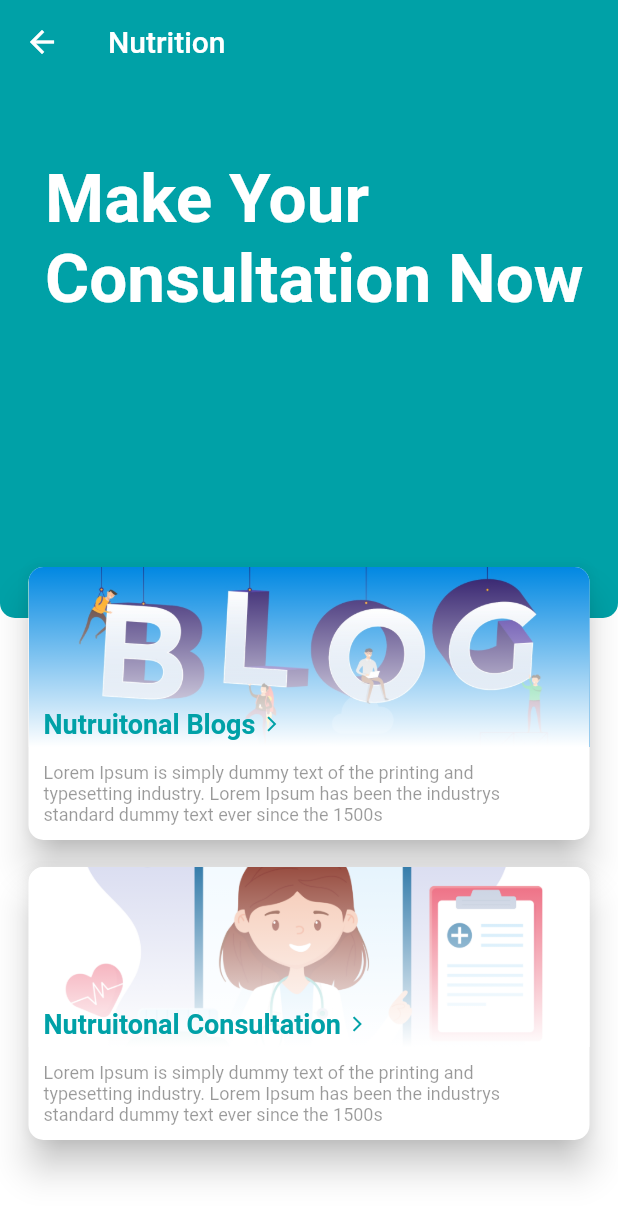
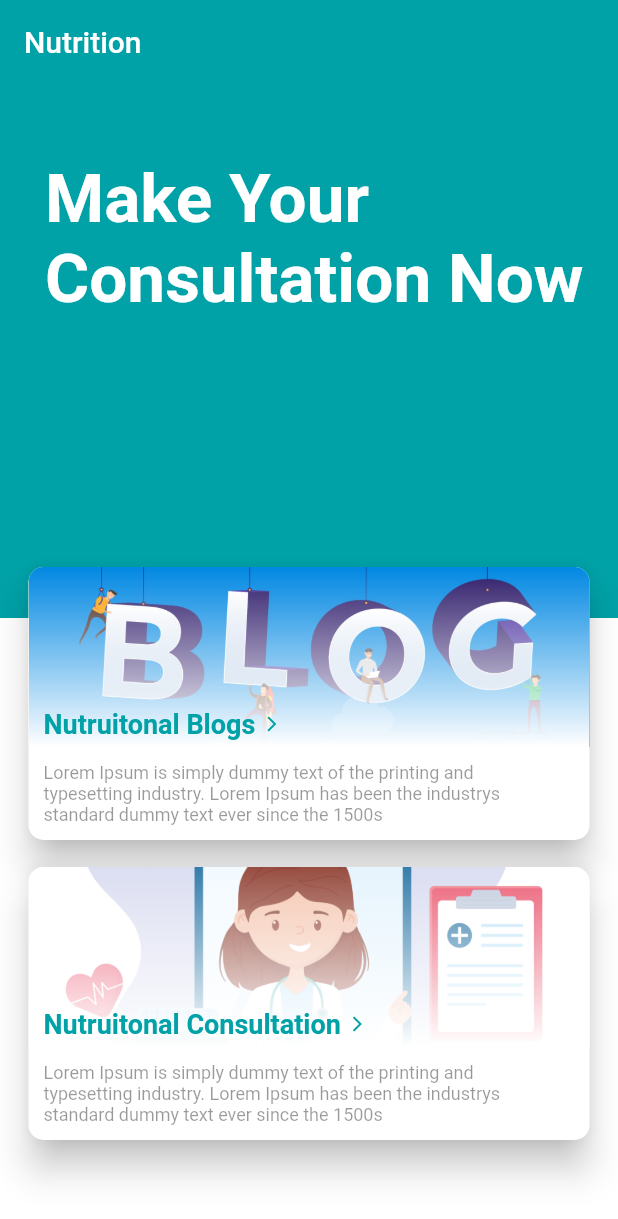
Before and after one commit to AhmedElbasha97/medicalkhealth-care, a Flutter app: the NutritionScreen screen opened directly, on a phone screen of 412 x 824 dp. Shown: the top 1219 px of the screen. Run offline on Flutter 3.47's test engine with Material 2 defaults, Android fonts, the phone set to English and light mode, and no system bars; our stand-ins replace cached_network_image, curved_navigation_bar, date_picker_timeline, dotted_border, file_picker, firebase_auth and 8 more; missing offline and left inert: animated_onboarding, flutter_dropdown, show_dialog; accounts and stored records are empty.

```diff
--- a/med_app/lib/UI/Nutrition/nutrition_main_page.dart
+++ b/med_app/lib/UI/Nutrition/nutrition_main_page.dart
@@ -2,9 +2,6 @@
 import 'package:med_app/Styles/colors.dart';
 import 'package:med_app/UI/Blogs/Blogs_Main_Screen.dart';
 import 'package:med_app/UI/Drugs/drugs_card_widget.dart';
-import 'package:med_app/UI/PatientProfile/patient_profile_widget.dart';
-import 'package:med_app/provider/patient_provider.dart';
-import 'package:provider/provider.dart';
 
 class NutritionScreen extends StatelessWidget {
   final String id;
@@ -30,10 +27,10 @@
               child: Container(
                 decoration: BoxDecoration(
                   color: ColorsCollection.mainColor,
-                  borderRadius: BorderRadius.only(
-                    bottomRight: Radius.circular(10.0),
-                    bottomLeft: Radius.circular(10.0),
-                  ),
+                  // borderRadius: BorderRadius.only(
+                  //   bottomRight: Radius.circular(10.0),
+                  //   bottomLeft: Radius.circular(10.0),
+                  // ),
                 ),
                 child: Padding(
                   padding: const EdgeInsets.only(left: 30.0, top: 50),
--- a/med_app/lib/main.dart
+++ b/med_app/lib/main.dart
@@ -49,7 +49,7 @@
       StreamProvider(
         create: (context) => context.read<AuthService>().authStateChanges,
       )
-    ], child: MaterialApp(home: DrugsMainPageScreen()));
+    ], child: MaterialApp(home: NutritionScreen()));
   }
 
   signedin() async {
```
Also changed, not shown: med_app/lib/UI/Drugs/drugs_card_widget.dart (+1 -41 lines).
